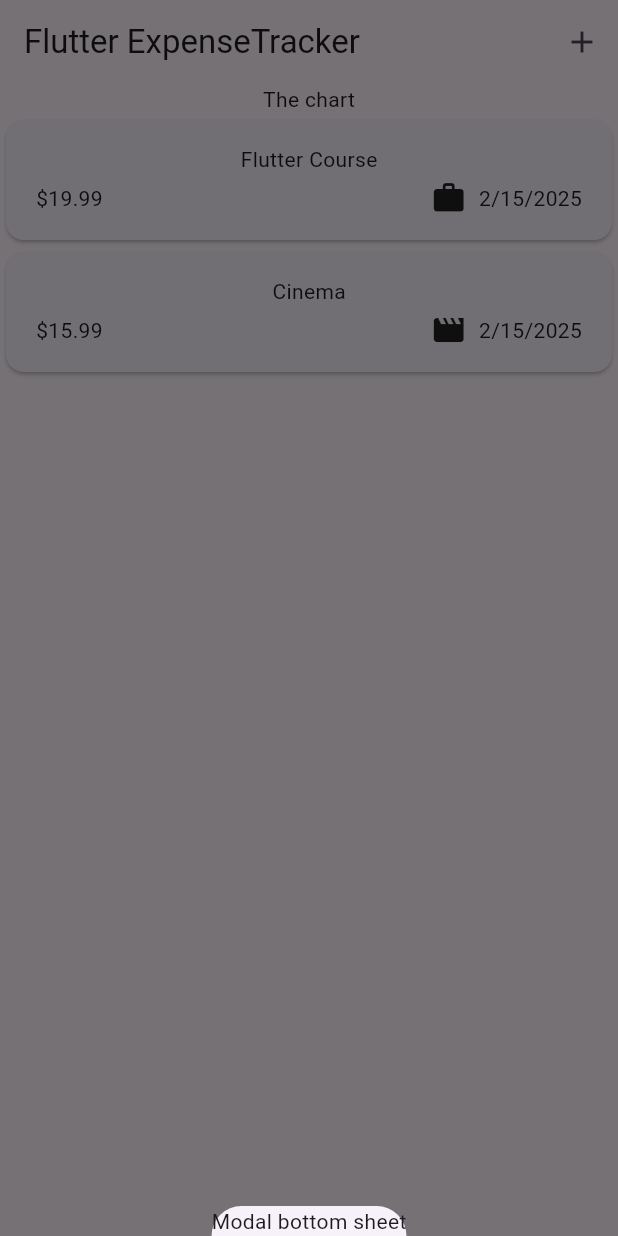
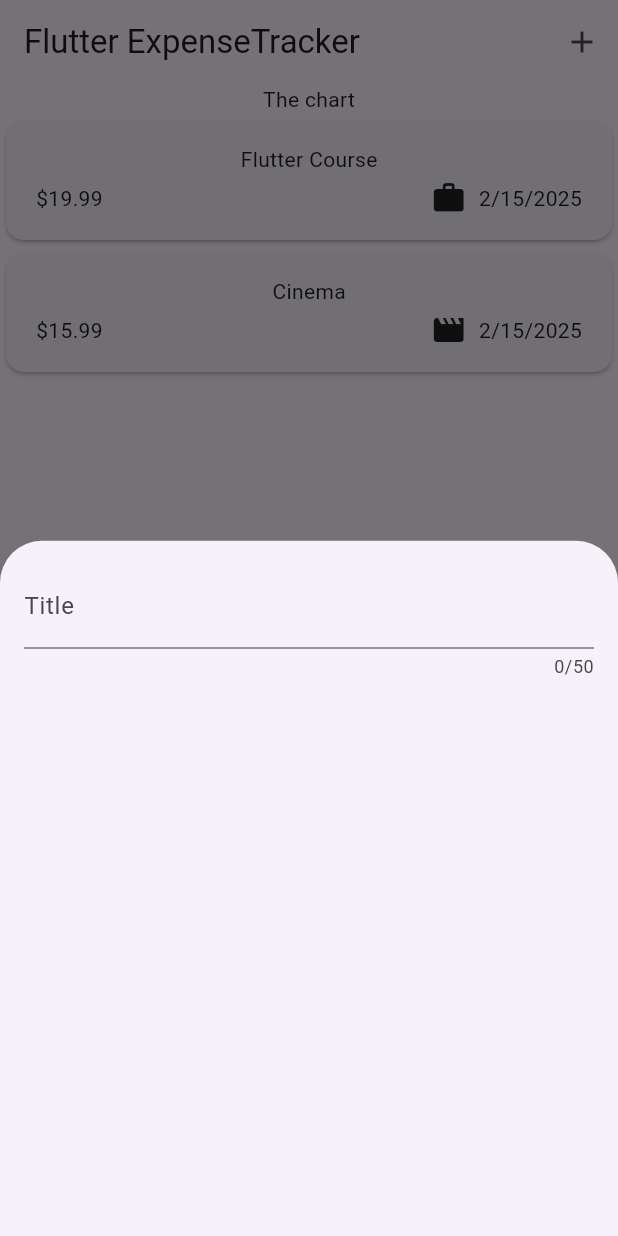
Before and after one commit to amosteandai/Flutter_Expense_Tracker_App, a Flutter app: the screen it shows after launch, after a tap on the "add" icon, on a phone screen of 412 x 824 dp. Run offline on Flutter 3.47's test engine with Material 3 defaults, Android fonts, the phone set to English and light mode, and no system bars.

Commit message:
Handling user(text) input with the textfield widget

```diff
--- a/lib/widgets/expenses.dart
+++ b/lib/widgets/expenses.dart
@@ -1,5 +1,6 @@
 import 'package:expense_tracker/widgets/expenses_list/expenses_list.dart';
 import 'package:expense_tracker/models/expense.dart';
+import 'package:expense_tracker/widgets/new_expense.dart';
 import 'package:flutter/material.dart';
 
 class Expenses extends StatefulWidget {
@@ -28,7 +29,7 @@ class _ExpensesState extends State<Expenses> {
   void _openAddExpenseOverlay() {
     showModalBottomSheet(
       context: context,
-      builder: (ctx) => Text("Modal bottom sheet"),
+      builder: (ctx) => const NewExpense(),
     );
   }
 
--- /dev/null
+++ b/lib/widgets/new_expense.dart
@@ -0,0 +1,27 @@
+import 'package:flutter/material.dart';
+
+class NewExpense extends StatefulWidget {
+  const NewExpense({super.key});
+
+  @override
+  State<NewExpense> createState() {
+    return _NewExpenseState();
+  }
+}
+
+class _NewExpenseState extends State<NewExpense> {
+  @override
+  Widget build(BuildContext context) {
+    return Padding(
+      padding: const EdgeInsets.all(16),
+      child: Column(
+        children: const [
+          TextField(
+            maxLength: 50,
+            decoration: InputDecoration(label: Text('Title')),
+          )
+        ],
+      ),
+    );
+  }
+}
```
